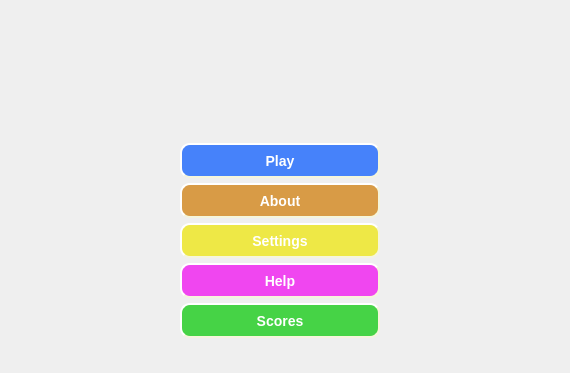
The window that GUI/MainWindow.ui (Gulkanyan/Pac-Man) describes before a commit, drawn with Qt 5; both pictures show x 120 to 690 and y 277 to 650 of the 800 by 650 pixel window.
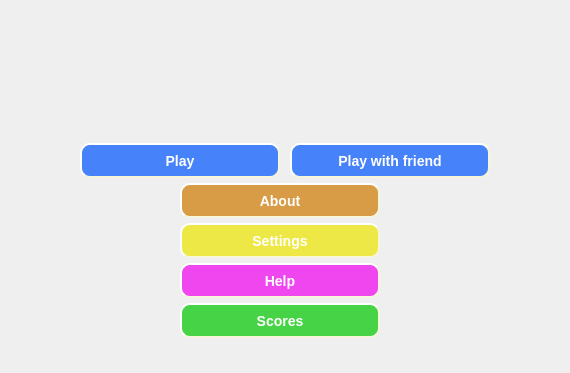
The same window after the commit.

Commit message: added choose Ghost ui and functional ppart

What changed in the file:
```diff
--- a/GUI/MainWindow.ui
+++ b/GUI/MainWindow.ui
@@ -71,7 +71,7 @@
    <widget class="QPushButton" name="play">
     <property name="geometry">
      <rect>
-      <x>300</x>
+      <x>200</x>
       <y>420</y>
       <width>200</width>
       <height>35</height>
@@ -258,6 +258,39 @@
      </size>
     </property>
    </widget>
+   <widget class="QPushButton" name="pushButton">
+    <property name="geometry">
+     <rect>
+      <x>410</x>
+      <y>420</y>
+      <width>200</width>
+      <height>35</height>
+     </rect>
+    </property>
+    <property name="styleSheet">
+     <string notr="true">QPushButton{
+	color: rgb(255, 255, 255);
+	background-color: rgba(0, 85, 255, 180);
+    border-style: outset;
+    border-width: 2px;
+    border-radius: 10px;
+    border-color: beige;
+    font: bold 14px;
+    min-width: 10em;
+    padding: 6px;
+}
+
+QPushButton::pressed 
+{
+	color: rgb(255, 255, 255);
+    background-color: rgba(0, 125, 255, 130);
+    border-style: inset;
+}</string>
+    </property>
+    <property name="text">
+     <string>Play with friend</string>
+    </property>
+   </widget>
   </widget>
  </widget>
  <resources/>
```
The commit also changes 5 other files.
